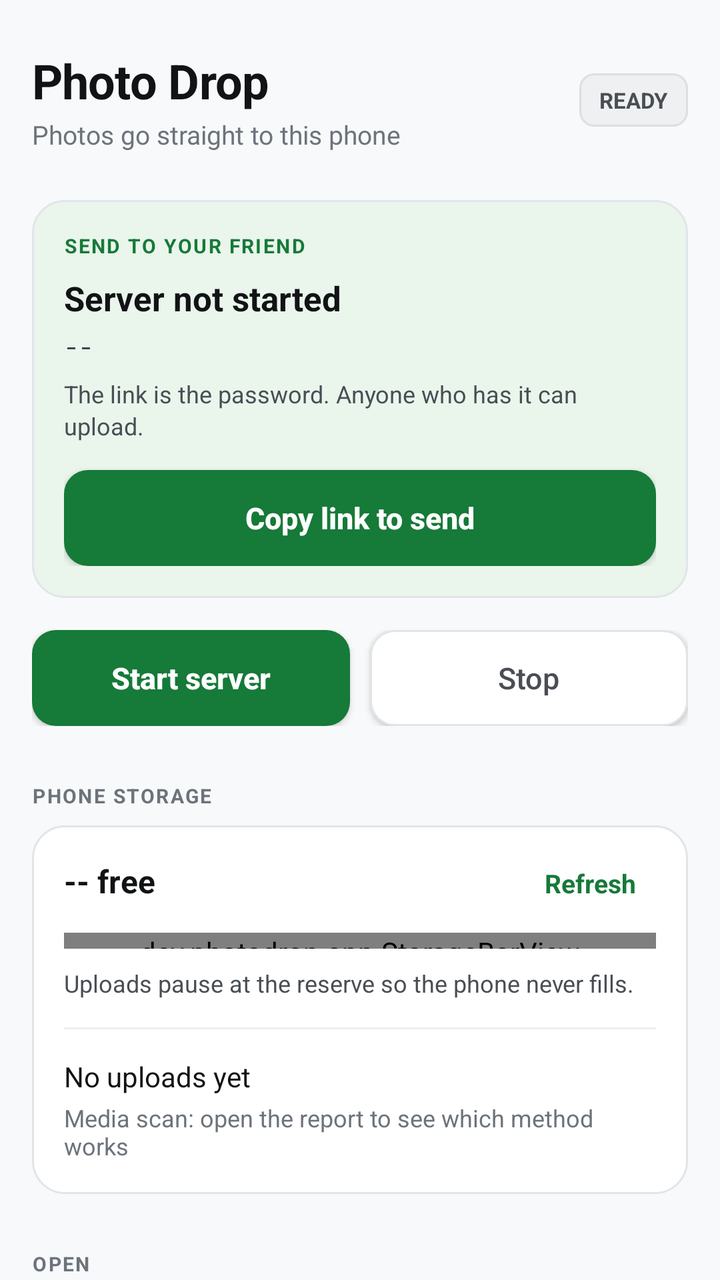
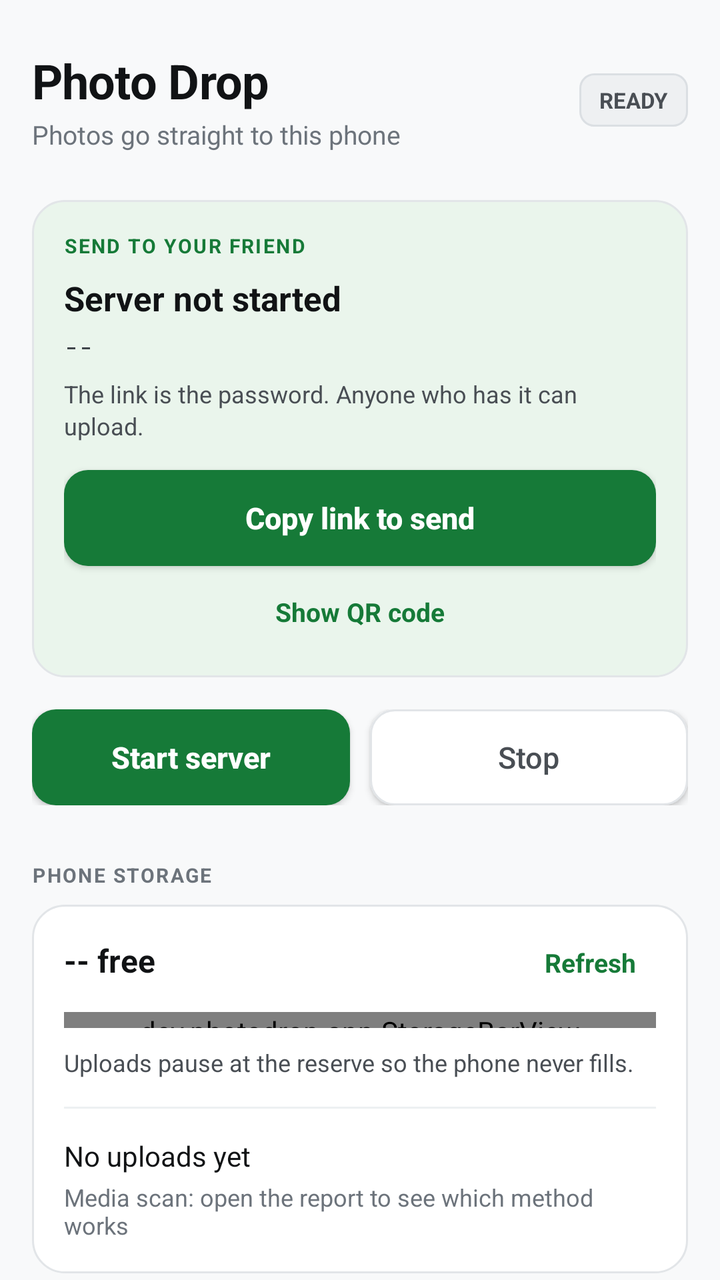

Compare the two renders of this Android layout. The source of the first and the diff that turns it into the second are given below.
<!-- AndroidManifest.xml: application theme AppTheme -->
<!-- res/layout/activity_main.xml -->
<?xml version="1.0" encoding="utf-8"?>
<ScrollView xmlns:android="http://schemas.android.com/apk/res/android"
    android:id="@+id/scroll"
    android:layout_width="match_parent"
    android:layout_height="match_parent"
    android:background="@color/page_bg"
    android:fillViewport="true"
    android:scrollbars="none">

    <LinearLayout
        android:id="@+id/root"
        android:layout_width="match_parent"
        android:layout_height="wrap_content"
        android:orientation="vertical"
        android:paddingLeft="16dp"
        android:paddingRight="16dp"
        android:paddingTop="24dp"
        android:paddingBottom="32dp">

        
        <LinearLayout
            android:layout_width="match_parent"
            android:layout_height="wrap_content"
            android:gravity="center_vertical"
            android:orientation="horizontal">

            <LinearLayout
                android:layout_width="0dp"
                android:layout_height="wrap_content"
                android:layout_weight="1"
                android:orientation="vertical">

                <TextView
                    android:layout_width="wrap_content"
                    android:layout_height="wrap_content"
                    android:letterSpacing="-0.01"
                    android:text="Photo Drop"
                    android:textColor="@color/text_main"
                    android:textSize="24sp"
                    android:textStyle="bold"/>

                <TextView
                    android:id="@+id/tvSubtitle"
                    android:layout_width="wrap_content"
                    android:layout_height="wrap_content"
                    android:layout_marginTop="2dp"
                    android:text="Photos go straight to this phone"
                    android:textColor="@color/text_faint"
                    android:textSize="13sp"/>
            </LinearLayout>

            <TextView
                android:id="@+id/tvStatus"
                android:layout_width="wrap_content"
                android:layout_height="wrap_content"
                android:layout_marginLeft="12dp"
                android:background="@drawable/pill_neutral"
                android:paddingLeft="10dp"
                android:paddingTop="6dp"
                android:paddingRight="10dp"
                android:paddingBottom="6dp"
                android:text="READY"
                android:textColor="@color/text_muted"
                android:textSize="11sp"
                android:textStyle="bold"/>
        </LinearLayout>

        
        <LinearLayout
            android:id="@+id/cardLink"
            android:layout_width="match_parent"
            android:layout_height="wrap_content"
            android:layout_marginTop="24dp"
            android:background="@drawable/card_hero"
            android:orientation="vertical"
            android:padding="16dp">

            <TextView
                android:layout_width="wrap_content"
                android:layout_height="wrap_content"
                android:letterSpacing="0.08"
                android:text="SEND TO YOUR FRIEND"
                android:textColor="@color/primary"
                android:textSize="10sp"
                android:textStyle="bold"/>

            
            <TextView
                android:id="@+id/tvDropDomain"
                android:layout_width="match_parent"
                android:layout_height="wrap_content"
                android:layout_marginTop="8dp"
                android:ellipsize="end"
                android:singleLine="true"
                android:text="Server not started"
                android:textColor="@color/text_main"
                android:textSize="17sp"
                android:textStyle="bold"/>

            <TextView
                android:id="@+id/tvDropUrl"
                android:layout_width="match_parent"
                android:layout_height="wrap_content"
                android:layout_marginTop="4dp"
                android:ellipsize="middle"
                android:fontFamily="monospace"
                android:singleLine="true"
                android:text="--"
                android:textColor="@color/mono_text"
                android:textSize="12sp"/>

            <TextView
                android:id="@+id/tvDropHint"
                android:layout_width="match_parent"
                android:layout_height="wrap_content"
                android:layout_marginTop="8dp"
                android:lineSpacingExtra="2dp"
                android:text="The link is the password. Anyone who has it can upload."
                android:textColor="@color/text_muted"
                android:textSize="12sp"/>

            <Button
                android:id="@+id/btnCopy"
                android:layout_width="match_parent"
                android:layout_height="48dp"
                android:layout_marginTop="14dp"
                android:background="@drawable/btn_primary"
                android:text="Copy link to send"
                android:textAllCaps="false"
                android:textColor="@color/on_primary"
                android:textSize="15sp"
                android:textStyle="bold"/>
        </LinearLayout>

        
        <LinearLayout
            android:layout_width="match_parent"
            android:layout_height="wrap_content"
            android:layout_marginTop="16dp"
            android:orientation="horizontal">

            <Button
                android:id="@+id/btnStart"
                android:layout_width="0dp"
                android:layout_height="48dp"
                android:layout_weight="1"
                android:background="@drawable/btn_primary"
                android:text="Start server"
                android:textAllCaps="false"
                android:textColor="@color/on_primary"
                android:textSize="15sp"
                android:textStyle="bold"/>

            <Button
                android:id="@+id/btnStop"
                android:layout_width="0dp"
                android:layout_height="48dp"
                android:layout_marginLeft="10dp"
                android:layout_weight="1"
                android:background="@drawable/btn_tonal"
                android:text="Stop"
                android:textAllCaps="false"
                android:textColor="@color/text_muted"
                android:textSize="15sp"/>
        </LinearLayout>

        
        <TextView
            android:layout_width="wrap_content"
            android:layout_height="wrap_content"
            android:layout_marginTop="28dp"
            android:layout_marginBottom="8dp"
            android:letterSpacing="0.08"
            android:text="PHONE STORAGE"
            android:textColor="@color/text_faint"
            android:textSize="10sp"
            android:textStyle="bold"/>

        <LinearLayout
            android:layout_width="match_parent"
            android:layout_height="wrap_content"
            android:background="@drawable/card"
            android:orientation="vertical"
            android:padding="16dp">

            <LinearLayout
                android:layout_width="match_parent"
                android:layout_height="wrap_content"
                android:baselineAligned="true"
                android:orientation="horizontal">

                <TextView
                    android:id="@+id/tvFree"
                    android:layout_width="0dp"
                    android:layout_height="wrap_content"
                    android:layout_weight="1"
                    android:text="-- free"
                    android:textColor="@color/text_main"
                    android:textSize="16sp"
                    android:textStyle="bold"/>

                <TextView
                    android:id="@+id/btnRefresh"
                    android:layout_width="wrap_content"
                    android:layout_height="wrap_content"
                    android:background="@drawable/btn_text_only"
                    android:paddingLeft="10dp"
                    android:paddingTop="4dp"
                    android:paddingRight="10dp"
                    android:paddingBottom="4dp"
                    android:text="Refresh"
                    android:textColor="@color/primary"
                    android:textSize="13sp"
                    android:textStyle="bold"/>
            </LinearLayout>

            <dev.photodrop.app.StorageBarView
                android:id="@+id/storageBar"
                android:layout_width="match_parent"
                android:layout_height="8dp"
                android:layout_marginTop="12dp"/>

            <TextView
                android:id="@+id/tvCapacity"
                android:layout_width="match_parent"
                android:layout_height="wrap_content"
                android:layout_marginTop="9dp"
                android:lineSpacingExtra="2dp"
                android:text="Uploads pause at the reserve so the phone never fills."
                android:textColor="@color/text_muted"
                android:textSize="12sp"/>

            <View
                android:layout_width="match_parent"
                android:layout_height="1dp"
                android:layout_marginTop="14dp"
                android:layout_marginBottom="14dp"
                android:background="@color/stroke_soft"/>

            <TextView
                android:id="@+id/tvUploads"
                android:layout_width="match_parent"
                android:layout_height="wrap_content"
                android:text="No uploads yet"
                android:textColor="@color/text_main"
                android:textSize="14sp"/>

            <TextView
                android:id="@+id/tvScan"
                android:layout_width="match_parent"
                android:layout_height="wrap_content"
                android:layout_marginTop="3dp"
                android:text="Media scan: open the report to see which method works"
                android:textColor="@color/text_faint"
                android:textSize="12sp"/>
        </LinearLayout>

        
        <TextView
            android:layout_width="wrap_content"
            android:layout_height="wrap_content"
            android:layout_marginTop="28dp"
            android:layout_marginBottom="8dp"
            android:letterSpacing="0.08"
            android:text="OPEN"
            android:textColor="@color/text_faint"
            android:textSize="10sp"
            android:textStyle="bold"/>

        <LinearLayout
            android:layout_width="match_parent"
            android:layout_height="wrap_content"
            android:background="@drawable/card"
            android:orientation="vertical"
            android:paddingLeft="8dp"
            android:paddingTop="4dp"
            android:paddingRight="8dp"
            android:paddingBottom="4dp">

            <Button
                android:id="@+id/btnUpload"
                android:layout_width="match_parent"
                android:layout_height="48dp"
                android:background="@drawable/btn_text_only"
                android:drawableEnd="@drawable/chevron"
                android:drawablePadding="10dp"
                android:gravity="center_vertical"
                android:paddingLeft="12dp"
                android:paddingRight="12dp"
                android:text="Upload page"
                android:textAllCaps="false"
                android:textColor="@color/text_main"
                android:textSize="14sp"/>

            <Button
                android:id="@+id/btnOwner"
                android:layout_width="match_parent"
                android:layout_height="48dp"
                android:background="@drawable/btn_text_only"
                android:drawableEnd="@drawable/chevron"
                android:drawablePadding="10dp"
                android:gravity="center_vertical"
                android:paddingLeft="12dp"
                android:paddingRight="12dp"
                android:text="Owner dashboard"
                android:textAllCaps="false"
                android:textColor="@color/text_main"
                android:textSize="14sp"/>

            <Button
                android:id="@+id/btnScan"
                android:layout_width="match_parent"
                android:layout_height="48dp"
                android:background="@drawable/btn_text_only"
                android:drawableEnd="@drawable/chevron"
                android:drawablePadding="10dp"
                android:gravity="center_vertical"
                android:paddingLeft="12dp"
                android:paddingRight="12dp"
                android:text="Media scan report"
                android:textAllCaps="false"
                android:textColor="@color/text_main"
                android:textSize="14sp"/>
        </LinearLayout>

        <TextView
            android:id="@+id/tvFooter"
            android:layout_width="match_parent"
            android:layout_height="wrap_content"
            android:layout_marginTop="20dp"
            android:lineSpacingExtra="3dp"
            android:textColor="@color/text_faint"
            android:textSize="11sp"/>
    </LinearLayout>
</ScrollView>
<!-- resources referenced by this layout -->
<resources>
  <color name="mono_text">#3D4348</color>
  <color name="on_primary">#FFFFFF</color>
  <color name="page_bg">#F8F9FA</color>
  <color name="primary">#167A38</color>
  <color name="stroke_soft">#EDF0F2</color>
  <color name="text_faint">#6C737B</color>
  <color name="text_main">#111315</color>
  <color name="text_muted">#494E54</color>
  <!-- drawable btn_text_only (drawable) -->
  <?xml version="1.0" encoding="utf-8"?>
  <selector xmlns:android="http://schemas.android.com/apk/res/android">
      <item android:state_pressed="true">
          <shape android:shape="rectangle">
              <solid android:color="@color/row_press"/>
              <corners android:radius="10dp"/>
          </shape>
      </item>
      <item>
          <shape android:shape="rectangle">
              <solid android:color="@android:color/transparent"/>
              <corners android:radius="10dp"/>
          </shape>
      </item>
  </selector>
  <!-- drawable card (drawable) -->
  <?xml version="1.0" encoding="utf-8"?>
  <shape xmlns:android="http://schemas.android.com/apk/res/android" android:shape="rectangle">
      <solid android:color="@color/surface"/>
      <corners android:radius="16dp"/>
      <stroke android:width="1dp" android:color="@color/stroke"/>
  </shape>
  <!-- drawable card_hero (drawable) -->
  <?xml version="1.0" encoding="utf-8"?>
  <shape xmlns:android="http://schemas.android.com/apk/res/android" android:shape="rectangle">
      <solid android:color="@color/hero_bg"/>
      <corners android:radius="16dp"/>
      <stroke android:width="1dp" android:color="@color/stroke"/>
  </shape>
  <!-- drawable chevron (drawable) -->
  <vector xmlns:android="http://schemas.android.com/apk/res/android"
      android:width="16dp" android:height="16dp"
      android:viewportWidth="16" android:viewportHeight="16"
      android:tint="@color/text_faint">
      <path android:fillColor="#FF000000"
          android:pathData="M6,3.5 L10.5,8 L6,12.5"
          android:strokeColor="#FF000000" android:strokeWidth="1.6"
          android:strokeLineCap="round" android:strokeLineJoin="round"/>
  </vector>
  <!-- drawable pill_neutral (drawable) -->
  <?xml version="1.0" encoding="utf-8"?>
  <shape xmlns:android="http://schemas.android.com/apk/res/android" android:shape="rectangle">
      <solid android:color="@color/neutral_bg"/>
      <corners android:radius="7dp"/>
      <stroke android:width="1dp" android:color="@color/neutral_edge"/>
  </shape>
  <style name="AppTheme" parent="@android:style/Theme.Material.Light.NoActionBar">
          <item name="android:colorPrimary">@color/primary</item>
          <item name="android:colorAccent">@color/primary</item>
          <item name="android:windowBackground">@color/page_bg</item>
          <item name="android:statusBarColor">@color/page_bg</item>
          <item name="android:navigationBarColor">@color/page_bg</item>
          <item name="android:windowLightStatusBar">true</item>
          <item name="android:windowLightNavigationBar">true</item>
          <item name="android:textColorPrimary">@color/text_main</item>
          <item name="android:textColorSecondary">@color/text_muted</item>
      </style>
  <color name="surface_low">#F1F3F5</color>
  <color name="stroke">#E2E5E8</color>
  <color name="primary_dark">#0E5224</color>
  <color name="row_press">#F1F3F5</color>
  <color name="primary_muted">#EAF5EC</color>
  <color name="surface">#FFFFFF</color>
  <color name="hero_bg">#EAF5EC</color>
  <color name="neutral_bg">#EEF0F2</color>
  <color name="neutral_edge">#DBDFE3</color>
  <!-- unchanged entries left out for length: 2 -->
</resources>

<!-- the commit's change to res/layout/activity_main.xml (unified diff, before → after) -->
@@ -130,6 +130,57 @@
                 android:textColor="@color/on_primary"
                 android:textSize="15sp"
                 android:textStyle="bold"/>
+
+            
+            <TextView
+                android:id="@+id/btnQrToggle"
+                android:layout_width="wrap_content"
+                android:layout_height="wrap_content"
+                android:layout_gravity="center_horizontal"
+                android:layout_marginTop="6dp"
+                android:background="@drawable/btn_text_only"
+                android:paddingLeft="12dp"
+                android:paddingTop="8dp"
+                android:paddingRight="12dp"
+                android:paddingBottom="8dp"
+                android:text="Show QR code"
+                android:textColor="@color/primary"
+                android:textSize="13sp"
+                android:textStyle="bold"/>
+
+            <LinearLayout
+                android:id="@+id/qrBox"
+                android:layout_width="match_parent"
+                android:layout_height="wrap_content"
+                android:gravity="center_horizontal"
+                android:orientation="vertical"
+                android:visibility="gone">
+
+                <View
+                    android:layout_width="match_parent"
+                    android:layout_height="1dp"
+                    android:layout_marginTop="14dp"
+                    android:layout_marginBottom="14dp"
+                    android:background="@color/stroke"/>
+
+                <ImageView
+                    android:id="@+id/imgQr"
+                    android:layout_width="148dp"
+                    android:layout_height="148dp"
+                    android:background="@color/surface"
+                    android:contentDescription="QR code for the upload link"
+                    android:padding="8dp"
+                    android:scaleType="fitCenter"/>
+
+                <TextView
+                    android:layout_width="wrap_content"
+                    android:layout_height="wrap_content"
+                    android:layout_marginTop="10dp"
+                    android:gravity="center"
+                    android:text="Scan to open the upload page"
+                    android:textColor="@color/text_muted"
+                    android:textSize="12sp"/>
+            </LinearLayout>
         </LinearLayout>
 
         
